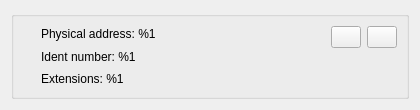
The window that subprojects/manager/widgets/devicewidget.ui (dev-0x7C6/wiimotedev) describes before a commit, drawn with Qt 5.
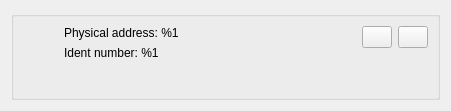
The same window after the commit. Icons and pictures are not drawn.

Diff of the .ui file:
```diff
--- a/subprojects/manager/widgets/devicewidget.ui
+++ b/subprojects/manager/widgets/devicewidget.ui
@@ -6,8 +6,8 @@
    <rect>
     <x>0</x>
     <y>0</y>
-    <width>420</width>
-    <height>110</height>
+    <width>451</width>
+    <height>111</height>
    </rect>
   </property>
   <property name="windowTitle">
@@ -28,6 +28,18 @@
           <verstretch>0</verstretch>
          </sizepolicy>
         </property>
+        <property name="minimumSize">
+         <size>
+          <width>35</width>
+          <height>0</height>
+         </size>
+        </property>
+        <property name="maximumSize">
+         <size>
+          <width>35</width>
+          <height>16777215</height>
+         </size>
+        </property>
         <property name="text">
          <string/>
         </property>
@@ -35,11 +47,11 @@
          <pixmap resource="../data/data.qrc">:/wiimotedev.png</pixmap>
         </property>
         <property name="alignment">
-         <set>Qt::AlignLeading|Qt::AlignLeft|Qt::AlignTop</set>
+         <set>Qt::AlignLeading|Qt::AlignLeft|Qt::AlignVCenter</set>
         </property>
        </widget>
       </item>
-      <item row="0" column="2">
+      <item row="0" column="1">
        <layout class="QVBoxLayout" name="verticalLayout">
         <item>
          <widget class="QLabel" name="physicalAddress">
@@ -56,15 +68,21 @@
          </widget>
         </item>
         <item>
-         <widget class="QLabel" name="extensions">
-          <property name="text">
-           <string>Extensions: %1</string>
+         <spacer name="verticalSpacer_2">
+          <property name="orientation">
+           <enum>Qt::Vertical</enum>
           </property>
-         </widget>
+          <property name="sizeHint" stdset="0">
+           <size>
+            <width>0</width>
+            <height>0</height>
+           </size>
+          </property>
+         </spacer>
         </item>
        </layout>
       </item>
-      <item row="0" column="3">
+      <item row="0" column="4">
        <layout class="QVBoxLayout" name="verticalLayout_2">
         <item>
          <layout class="QHBoxLayout" name="horizontalLayout">
@@ -81,8 +99,8 @@
             </property>
             <property name="sizeHint" stdset="0">
              <size>
-              <width>40</width>
-              <height>20</height>
+              <width>0</width>
+              <height>0</height>
              </size>
             </property>
            </spacer>
@@ -160,26 +178,73 @@
           </property>
           <property name="sizeHint" stdset="0">
            <size>
-            <width>20</width>
-            <height>40</height>
+            <width>0</width>
+            <height>0</height>
            </size>
           </property>
          </spacer>
         </item>
        </layout>
       </item>
-      <item row="0" column="1">
-       <spacer name="horizontalSpacer">
+      <item row="0" column="2">
+       <layout class="QHBoxLayout" name="horizontalLayout_2">
+        <item>
+         <spacer name="horizontalSpacer">
+          <property name="orientation">
+           <enum>Qt::Horizontal</enum>
+          </property>
+          <property name="sizeHint" stdset="0">
+           <size>
+            <width>0</width>
+            <height>0</height>
+           </size>
+          </property>
+         </spacer>
+        </item>
+        <item>
+         <widget class="QLabel" name="wiimoteIcon">
+          <property name="text">
+           <string/>
+          </property>
+          <property name="pixmap">
+           <pixmap resource="../data/data.qrc">:/exts/remote_active.png</pixmap>
+          </property>
+         </widget>
+        </item>
+        <item>
+         <widget class="QLabel" name="nunchukIcon">
+          <property name="text">
+           <string/>
+          </property>
+          <property name="pixmap">
+           <pixmap resource="../data/data.qrc">:/exts/nunchuk.png</pixmap>
+          </property>
+         </widget>
+        </item>
+        <item>
+         <widget class="QLabel" name="classicIcon">
+          <property name="text">
+           <string/>
+          </property>
+          <property name="pixmap">
+           <pixmap resource="../data/data.qrc">:/exts/controller.png</pixmap>
+          </property>
+         </widget>
+        </item>
+       </layout>
+      </item>
+      <item row="0" column="3">
+       <spacer name="horizontalSpacer_3">
         <property name="orientation">
          <enum>Qt::Horizontal</enum>
         </property>
         <property name="sizeType">
-         <enum>QSizePolicy::Fixed</enum>
+         <enum>QSizePolicy::Maximum</enum>
         </property>
         <property name="sizeHint" stdset="0">
          <size>
-          <width>5</width>
-          <height>20</height>
+          <width>15</width>
+          <height>0</height>
          </size>
         </property>
        </spacer>
```
Left out of the diff: 2 changed lines with no effect on the pictures.
